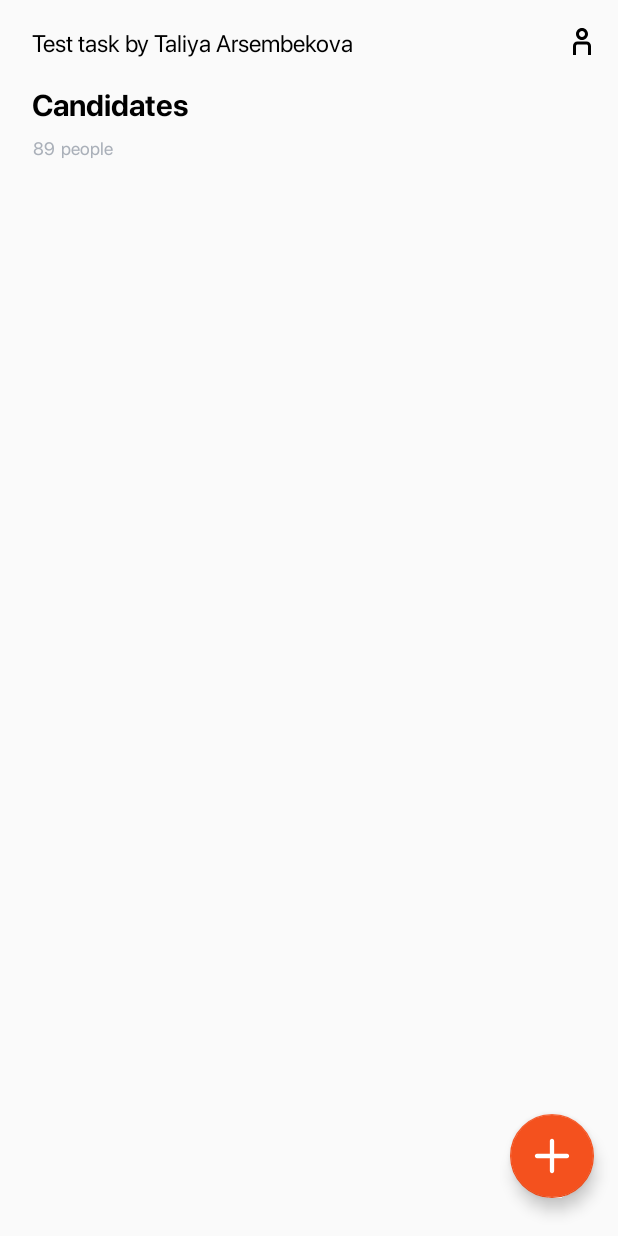
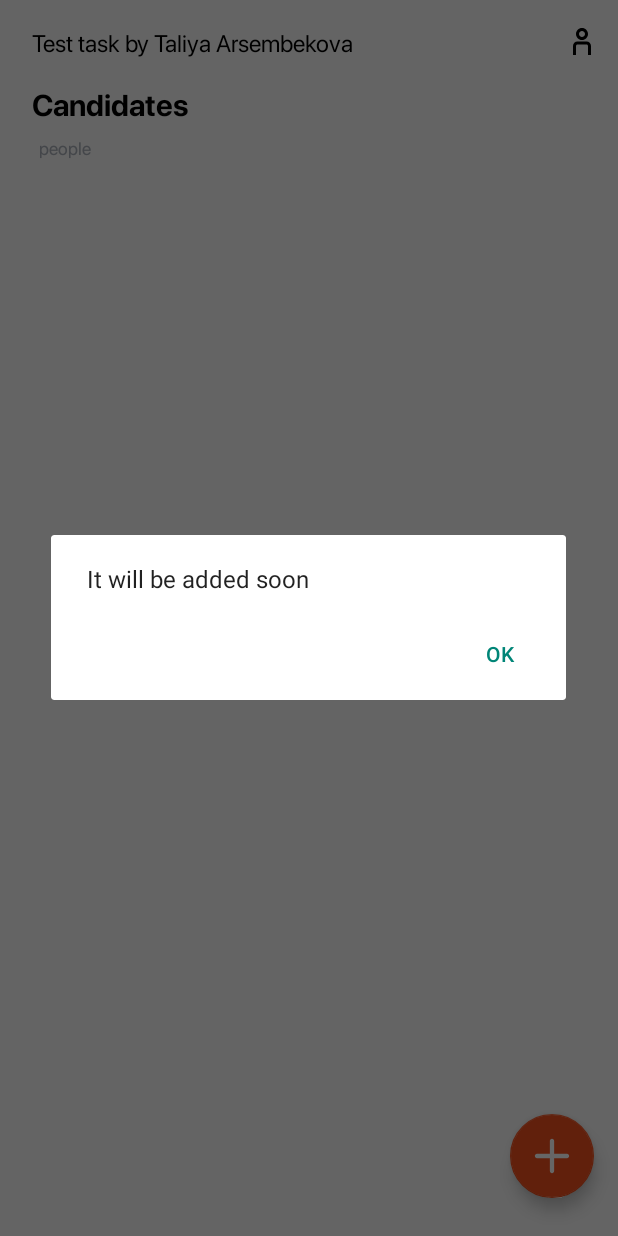
Before and after one commit to TaliyaR/TestTask, an Android app: the screen it shows after launch (CandidatesActivity), after a tap on "Profile", on a phone screen of 412 x 824 dp. Run offline under Robolectric (Android 15) with nearby library versions, the phone set to English and light mode, and no system bars; network calls fail; 1 statement that could not run was skipped.

Commit message:
alert dialog

```diff
--- a/app/src/main/java/com/example/testtask/ui/CandidatesViewModel.kt
+++ b/app/src/main/java/com/example/testtask/presenter/CandidatesViewModel.kt
@@ -1,4 +1,4 @@
-package com.example.testtask.ui
+package com.example.testtask.presenter
 
 import androidx.lifecycle.MutableLiveData
 import androidx.lifecycle.ViewModel
--- a/app/src/main/java/com/example/testtask/ui/CandidatesActivity.kt
+++ b/app/src/main/java/com/example/testtask/ui/CandidatesActivity.kt
@@ -1,6 +1,8 @@
 package com.example.testtask.ui
 
 import android.os.Bundle
+import android.view.Menu
+import android.view.MenuItem
 import android.widget.Toast
 import androidx.activity.viewModels
 import androidx.appcompat.app.AppCompatActivity
@@ -8,7 +10,9 @@ import androidx.lifecycle.Observer
 import androidx.recyclerview.widget.LinearLayoutManager
 import com.example.testtask.R
 import com.example.testtask.entities.Candidate
-import com.example.testtask.rv.CandidatesAdapter
+import com.example.testtask.presenter.CandidatesViewModel
+import com.example.testtask.ui.rv.CandidatesAdapter
+import com.google.android.material.dialog.MaterialAlertDialogBuilder
 import kotlinx.android.synthetic.main.activity_main.*
 
 class CandidatesActivity : AppCompatActivity() {
@@ -20,8 +24,34 @@ class CandidatesActivity : AppCompatActivity() {
     override fun onCreate(savedInstanceState: Bundle?) {
         super.onCreate(savedInstanceState)
         setContentView(R.layout.activity_main)
+        setSupportActionBar(toolbar)
+        supportActionBar?.title = null
 
         initAdapter()
+        fab.setOnClickListener {
+            MaterialAlertDialogBuilder(this)
+                .setMessage(R.string.alert)
+                .setPositiveButton(R.string.alert_button, null)
+                .show()
+        }
+    }
+
+    override fun onCreateOptionsMenu(menu: Menu?): Boolean {
+        menuInflater.inflate(R.menu.top_app_bar, menu)
+        return true
+    }
+
+    override fun onOptionsItemSelected(item: MenuItem) = when (item.itemId) {
+        R.id.action_profile -> {
+            MaterialAlertDialogBuilder(this)
+                .setMessage(R.string.alert)
+                .setPositiveButton(R.string.alert_button, null)
+                .show()
+            true
+        }
+        else -> {
+            super.onOptionsItemSelected(item)
+        }
     }
 
     private fun initAdapter() {
@@ -30,6 +60,7 @@ class CandidatesActivity : AppCompatActivity() {
         viewModel.getCandidatesList().observe(this, Observer<List<Candidate>> {
             if (it != null) {
                 recyclerAdapter.setList(it)
+                tv_number.text = it.size.toString()
             } else {
                 Toast.makeText(this, "Error is getting data", Toast.LENGTH_SHORT).show()
             }
--- a/app/src/main/java/com/example/testtask/rv/CandidatesAdapter.kt
+++ b/app/src/main/java/com/example/testtask/ui/rv/CandidatesAdapter.kt
@@ -1,4 +1,4 @@
-package com.example.testtask.rv
+package com.example.testtask.ui.rv
 
 import android.view.ViewGroup
 import androidx.recyclerview.widget.RecyclerView
--- a/app/src/main/java/com/example/testtask/rv/CanidatesViewHolder.kt
+++ b/app/src/main/java/com/example/testtask/ui/rv/CanidatesViewHolder.kt
@@ -1,4 +1,4 @@
-package com.example.testtask.rv
+package com.example.testtask.ui.rv
 
 import android.view.LayoutInflater
 import android.view.View
@@ -20,7 +20,7 @@ class CanidatesViewHolder(
         tv_city.text = candidate.city
         tv_detail.text = candidate.detail
 
-        Glide.with(containerView.context).load(candidate.image).into(iv_photo)
+        Glide.with(containerView.context).load(candidate.image).centerCrop().into(iv_photo)
     }
 
     companion object {
--- a/app/src/main/res/layout/activity_main.xml
+++ b/app/src/main/res/layout/activity_main.xml
@@ -4,6 +4,7 @@
     xmlns:tools="http://schemas.android.com/tools"
     android:layout_width="match_parent"
     android:layout_height="match_parent"
+    android:fitsSystemWindows="true"
     tools:context=".ui.CandidatesActivity">
 
     <com.google.android.material.appbar.MaterialToolbar
@@ -26,6 +27,7 @@
     </com.google.android.material.appbar.MaterialToolbar>
 
     <com.google.android.material.floatingactionbutton.FloatingActionButton
+        android:id="@+id/fab"
         style="@style/FloatingActionButtonStyle"
         android:layout_width="56dp"
         android:layout_height="56dp"
@@ -55,7 +57,6 @@
         android:layout_marginStart="22dp"
         android:layout_marginTop="7dp"
         android:fontFamily="@font/sf_pro_display_regular"
-        android:text="89"
         android:textColor="@color/gray"
         android:textSize="12sp"
         app:layout_constraintStart_toStartOf="parent"
--- a/app/src/main/res/menu/top_app_bar.xml
+++ b/app/src/main/res/menu/top_app_bar.xml
@@ -3,7 +3,7 @@
     xmlns:app="http://schemas.android.com/apk/res-auto">
 
     <item
-        android:id="@+id/action_favorite"
+        android:id="@+id/action_profile"
         android:icon="@drawable/ic_user"
         android:title="@string/action_profile"
         app:showAsAction="always"/>
--- a/app/src/main/res/values/strings.xml
+++ b/app/src/main/res/values/strings.xml
@@ -6,4 +6,6 @@
     <string name="main_people">people</string>
     <string name="action_profile">Profile</string>
 
+    <string name="alert">It will be added soon</string>
+    <string name="alert_button">Ok</string>
 </resources>
--- a/app/src/main/res/values/themes.xml
+++ b/app/src/main/res/values/themes.xml
@@ -9,8 +9,10 @@
         <item name="colorSecondary">@color/teal_200</item>
         <item name="colorSecondaryVariant">@color/teal_700</item>
         <item name="colorOnSecondary">@color/black</item>
+        <item name="colorSurface">@color/white</item>
         <!-- Status bar color. -->
         <item name="android:statusBarColor" tools:targetApi="l">?attr/colorPrimaryVariant</item>
         <!-- Customize your theme here. -->
+        <item name="android:windowTranslucentStatus">true</item>
     </style>
 </resources>
```
